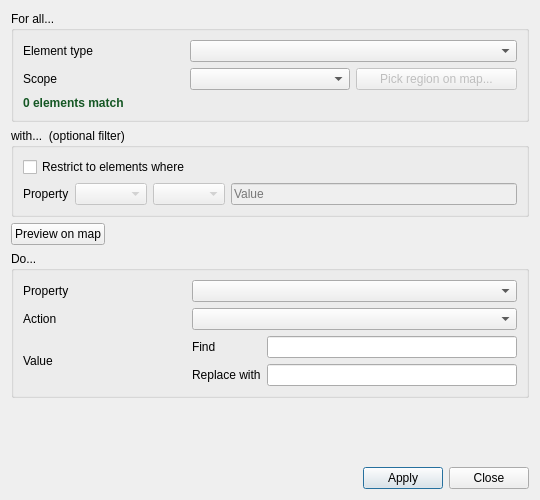
qgisred/QGISRed, file ui/queries/qgisred_groupedit_dialog.ui: the form before one commit.
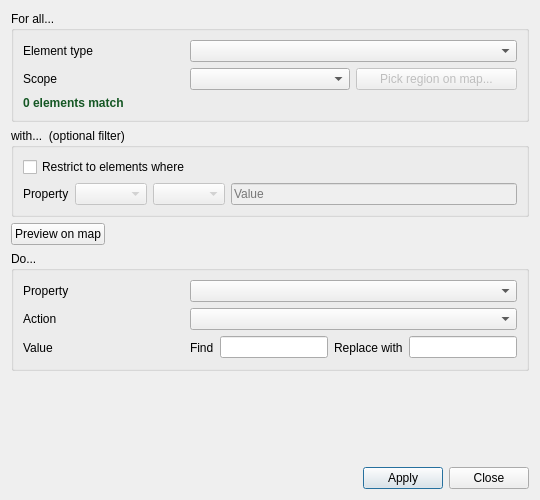
The form after the commit. The open tabs and pages were chosen to show the change. Custom widgets are drawn as their Qt base class.

Commit message: Group Edit: Put find and replace fields on a single line

Diff of the .ui file:
```diff
--- a/ui/queries/qgisred_groupedit_dialog.ui
+++ b/ui/queries/qgisred_groupedit_dialog.ui
@@ -273,7 +273,7 @@
            </layout>
           </widget>
           <widget class="QWidget" name="pageFindReplace">
-           <layout class="QGridLayout" name="glFindReplace">
+           <layout class="QHBoxLayout" name="glFindReplace">
             <property name="leftMargin">
              <number>0</number>
             </property>
@@ -286,24 +286,24 @@
             <property name="bottomMargin">
              <number>0</number>
             </property>
-            <item row="0" column="0">
+            <item>
              <widget class="QLabel" name="lblFind">
               <property name="text">
                <string>Find</string>
               </property>
              </widget>
             </item>
-            <item row="0" column="1">
+            <item>
              <widget class="QLineEdit" name="leFind"/>
             </item>
-            <item row="1" column="0">
+            <item>
              <widget class="QLabel" name="lblReplace">
               <property name="text">
                <string>Replace with</string>
               </property>
              </widget>
             </item>
-            <item row="1" column="1">
+            <item>
              <widget class="QLineEdit" name="leReplace"/>
             </item>
            </layout>
```
